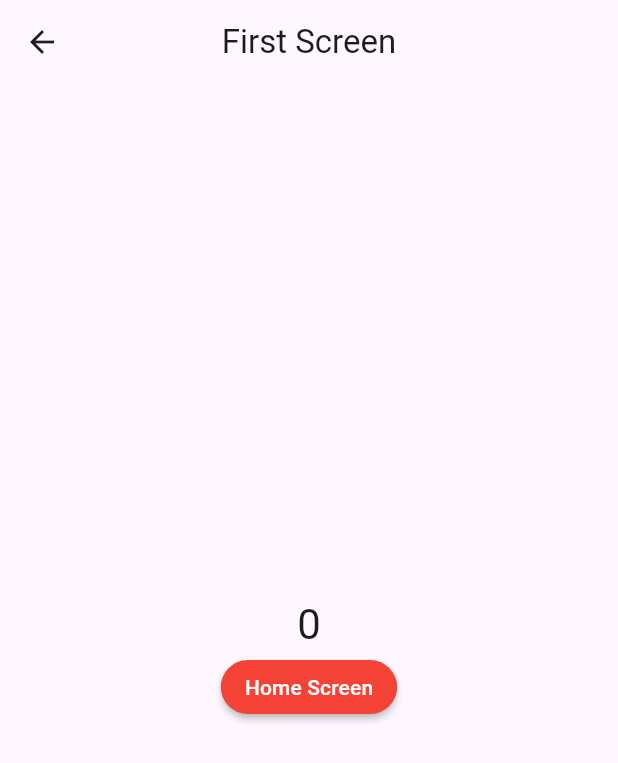
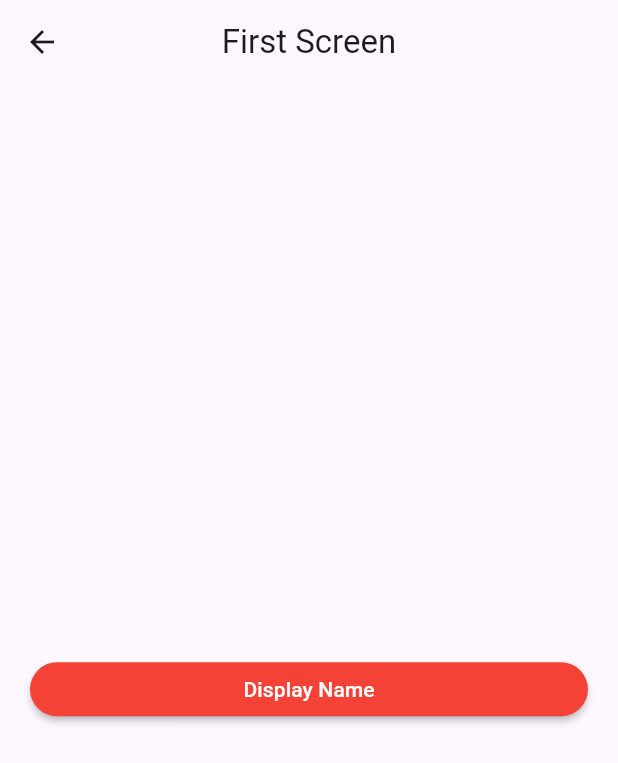
Before and after one commit to ryanmviajedor/flutter_getx_course, a Flutter app: the screen it shows after launch, after a tap on "NEXT", on a phone screen of 412 x 824 dp. Shown: the top 763 px of the screen. Run offline on Flutter 3.47's test engine with Material 3 defaults, Android fonts, the phone set to English and light mode, and no system bars; our stand-ins replace get.

Commit message:
Implement DInjection

```diff
--- a/lib/controller/home_controller.dart
+++ b/lib/controller/home_controller.dart
@@ -1,11 +1,16 @@
 import 'package:get/get.dart';
 
 class HomeController extends GetxController {
-  String name = "John";
+  String name = "";
   RxInt index = 0.obs;
 
   void increaseIndex() {
     index.value++;
     //update();
   }
+
+  void displayName() {
+    name = "John";
+    update();
+  }
 }
--- a/lib/view/screens/first_screen.dart
+++ b/lib/view/screens/first_screen.dart
@@ -3,7 +3,9 @@ import 'package:flutter_getx_course/controller/home_controller.dart';
 import 'package:get/get.dart';
 
 class FirstScreen extends StatelessWidget {
-  const FirstScreen({super.key});
+  FirstScreen({super.key});
+
+  final controller = Get.put(HomeController());
 
   @override
   Widget build(BuildContext context) {
@@ -16,20 +18,17 @@ class FirstScreen extends StatelessWidget {
         crossAxisAlignment: CrossAxisAlignment.stretch,
         mainAxisAlignment: MainAxisAlignment.center,
         children: [
-          GetX<HomeController>(
-              init: HomeController(),
+          GetBuilder<HomeController>(
             builder: (controller) {
-                return Column(
-                  children: [
-                    Text(
-                      controller.index.value.toString(),
-                      style: Theme.of(context).textTheme.headlineMedium,
+              return Text(
+                controller.name,
+                style: Theme.of(context).textTheme.headlineLarge,
                 textAlign: TextAlign.center,
+              );
+            },
           ),
           Padding(
-                      padding: const EdgeInsets.symmetric(
-                        horizontal: 20.0,
-                      ),
+            padding: const EdgeInsets.symmetric(horizontal: 20.0),
             child: MaterialButton(
               textColor: Colors.white,
               shape: RoundedRectangleBorder(
@@ -37,14 +36,11 @@ class FirstScreen extends StatelessWidget {
               ),
               color: Colors.red,
               onPressed: () {
-                          controller.increaseIndex();
+                controller.displayName();
               },
-                        child: const Text("Home Screen"),
+              child: const Text("Display Name"),
             ),
           ),
-                  ],
-                );
-              }),
         ],
       ),
     );
--- a/lib/view/screens/home_screen.dart
+++ b/lib/view/screens/home_screen.dart
@@ -1,5 +1,4 @@
 import 'package:flutter/material.dart';
-import 'package:flutter_getx_course/controller/home_controller.dart';
 import 'package:flutter_getx_course/view/screens/first_screen.dart';
 import 'package:get/get.dart';
 
@@ -8,7 +7,6 @@ class HomeScreen extends StatelessWidget {
 
   @override
   Widget build(BuildContext context) {
-    HomeController homeController = Get.put(HomeController());
     return Scaffold(
       appBar: AppBar(
         title: const Text('Home'),
@@ -31,18 +29,8 @@ class HomeScreen extends StatelessWidget {
         crossAxisAlignment: CrossAxisAlignment.stretch,
         mainAxisAlignment: MainAxisAlignment.center,
         children: [
-          Obx(
-            () => Column(
-              children: [
-                Text(
-                  homeController.index.value.toString(),
-                  style: Theme.of(context).textTheme.headlineMedium,
-                  textAlign: TextAlign.center,
-                ),
           Padding(
-                  padding: const EdgeInsets.symmetric(
-                    horizontal: 20.0,
-                  ),
+            padding: const EdgeInsets.symmetric(horizontal: 20.0),
             child: MaterialButton(
               textColor: Colors.white,
               shape: RoundedRectangleBorder(
@@ -50,12 +38,9 @@ class HomeScreen extends StatelessWidget {
               ),
               color: Colors.red,
               onPressed: () {
-                      homeController.increaseIndex();
+                Get.to(() => FirstScreen());
               },
-                    child: const Text("Home Screen"),
-                  ),
-                ),
-              ],
+              child: const Text("First Screen"),
             ),
           ),
         ],
```
Lines whose indentation alone changed are shown as unchanged.
